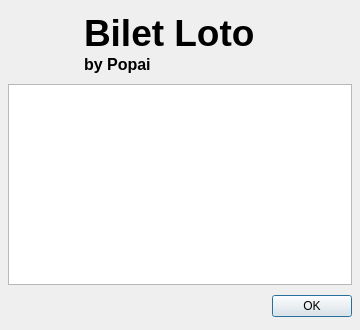
First picture: the form in src/aboutwidget.ui, repository popai/LotoTicket, before the edit.
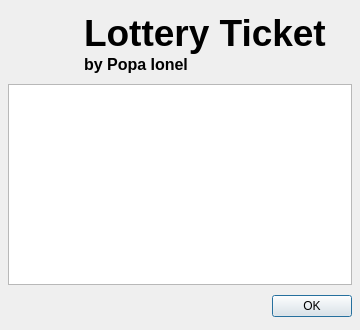
Second picture: the form after the edit. Icons and pictures are not drawn.

The edit to the form file:
```diff
--- a/src/aboutwidget.ui
+++ b/src/aboutwidget.ui
@@ -69,8 +69,8 @@
 &lt;html&gt;&lt;head&gt;&lt;meta name=&quot;qrichtext&quot; content=&quot;1&quot; /&gt;&lt;style type=&quot;text/css&quot;&gt;
 p, li { white-space: pre-wrap; }
 &lt;/style&gt;&lt;/head&gt;&lt;body style=&quot; font-family:'MS Shell Dlg 2'; font-size:8.25pt; font-weight:400; font-style:normal;&quot;&gt;
-&lt;p style=&quot; margin-top:0px; margin-bottom:0px; margin-left:0px; margin-right:0px; -qt-block-indent:0; text-indent:0px;&quot;&gt;&lt;span style=&quot; font-family:'Sans Serif'; font-size:28pt; font-weight:600;&quot;&gt;Bilet Loto&lt;/span&gt;&lt;/p&gt;
-&lt;p style=&quot; margin-top:0px; margin-bottom:0px; margin-left:0px; margin-right:0px; -qt-block-indent:0; text-indent:0px;&quot;&gt;&lt;span style=&quot; font-family:'Sans Serif'; font-size:12pt; font-weight:600;&quot;&gt;by Popai&lt;/span&gt;&lt;/p&gt;&lt;/body&gt;&lt;/html&gt;</string>
+&lt;p style=&quot; margin-top:0px; margin-bottom:0px; margin-left:0px; margin-right:0px; -qt-block-indent:0; text-indent:0px;&quot;&gt;&lt;span style=&quot; font-family:'Sans Serif'; font-size:28pt; font-weight:600;&quot;&gt;Lottery Ticket&lt;/span&gt;&lt;/p&gt;
+&lt;p style=&quot; margin-top:0px; margin-bottom:0px; margin-left:0px; margin-right:0px; -qt-block-indent:0; text-indent:0px;&quot;&gt;&lt;span style=&quot; font-family:'Sans Serif'; font-size:12pt; font-weight:600;&quot;&gt;by Popa Ionel&lt;/span&gt;&lt;/p&gt;&lt;/body&gt;&lt;/html&gt;</string>
        </property>
       </widget>
      </item>
```
Left out of the diff: 15 changed lines with no effect on the pictures.
